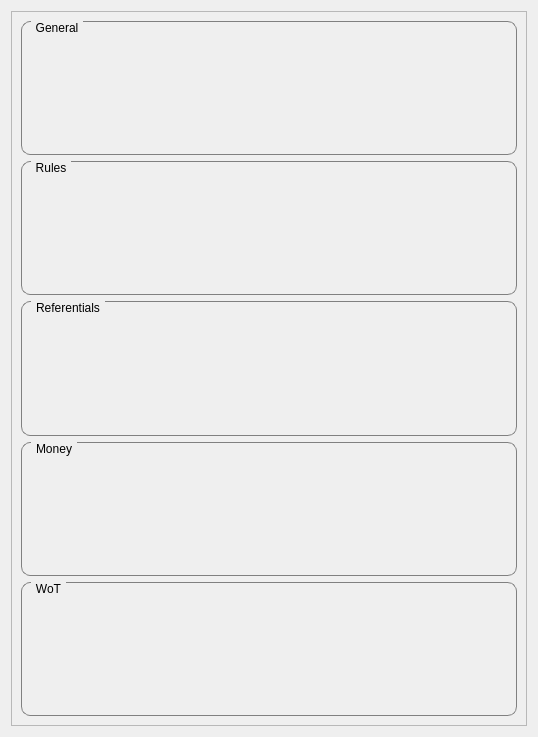
Old version of the form src/sakia/gui/informations/informations.ui in the repository duniter/sakia.
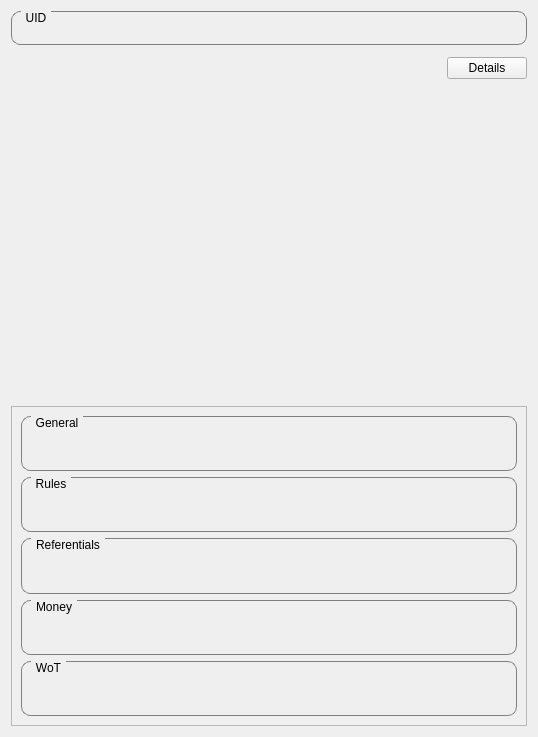
New version of the form.

Commit message: Remove community tile and migrate the info into informations

Patch:
```diff
--- a/src/sakia/gui/informations/informations.ui
+++ b/src/sakia/gui/informations/informations.ui
@@ -13,11 +13,8 @@
   <property name="windowTitle">
    <string>Form</string>
   </property>
-  <layout class="QGridLayout" name="gridLayout">
-   <item row="0" column="0">
-    <widget class="QScrollArea" name="scrollArea">
-     <property name="styleSheet">
-      <string notr="true">QGroupBox {
+  <property name="styleSheet">
+   <string notr="true">QGroupBox {
     border: 1px solid gray;
     border-radius: 9px;
     margin-top: 0.5em;
@@ -29,6 +26,12 @@
     padding: 0 3px 0 3px;
 	font-weight: bold;
 }</string>
+  </property>
+  <layout class="QGridLayout" name="gridLayout">
+   <item row="3" column="0">
+    <widget class="QScrollArea" name="scrollarea">
+     <property name="styleSheet">
+      <string notr="true"/>
      </property>
      <property name="widgetResizable">
       <bool>true</bool>
@@ -39,7 +42,7 @@
         <x>0</x>
         <y>0</y>
         <width>522</width>
-        <height>721</height>
+        <height>308</height>
        </rect>
       </property>
       <layout class="QVBoxLayout" name="verticalLayout_5">
@@ -148,6 +151,65 @@
      </widget>
     </widget>
    </item>
+   <item row="1" column="0">
+    <layout class="QHBoxLayout" name="horizontalLayout">
+     <property name="topMargin">
+      <number>6</number>
+     </property>
+     <item>
+      <spacer name="horizontalSpacer">
+       <property name="orientation">
+        <enum>Qt::Horizontal</enum>
+       </property>
+       <property name="sizeHint" stdset="0">
+        <size>
+         <width>40</width>
+         <height>20</height>
+        </size>
+       </property>
+      </spacer>
+     </item>
+     <item>
+      <widget class="QPushButton" name="button_details">
+       <property name="text">
+        <string>Details</string>
+       </property>
+       <property name="checkable">
+        <bool>true</bool>
+       </property>
+      </widget>
+     </item>
+    </layout>
+   </item>
+   <item row="0" column="0">
+    <widget class="QGroupBox" name="group_uid_state">
+     <property name="title">
+      <string>UID</string>
+     </property>
+     <layout class="QVBoxLayout" name="verticalLayout">
+      <item>
+       <widget class="QLabel" name="label_simple">
+        <property name="text">
+         <string/>
+        </property>
+       </widget>
+      </item>
+     </layout>
+    </widget>
+   </item>
+   <item row="2" column="0">
+    <spacer name="verticalSpacer">
+     <property name="orientation">
+      <enum>Qt::Vertical</enum>
+     </property>
+     <property name="sizeHint" stdset="0">
+      <size>
+       <width>20</width>
+       <height>40</height>
+      </size>
+     </property>
+    </spacer>
+   </item>
   </layout>
  </widget>
  <resources>
```
The commit also changes 5 other files.
